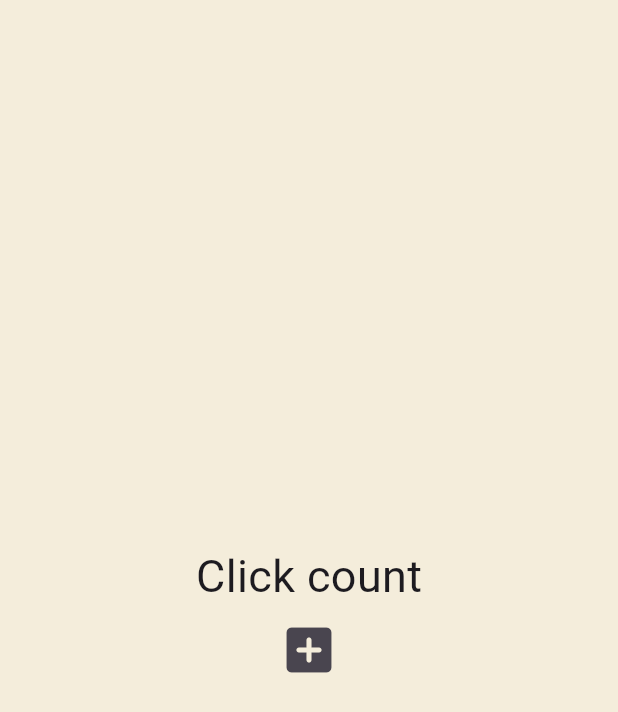
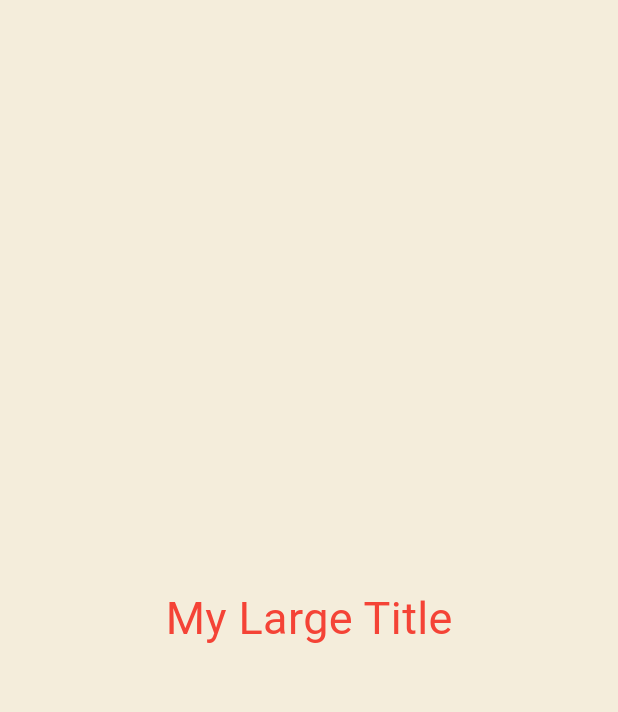
Before and after one commit to hijunglit/Hitoons, a Flutter app: the screen it shows after launch, on a phone screen of 412 x 824 dp. Shown: the top 712 px of the screen. Run offline on Flutter 3.47's test engine with Material 3 defaults, Android fonts, the phone set to English and light mode, and no system bars.

Commit message:
build context

```diff
--- a/lib/main.dart
+++ b/lib/main.dart
@@ -10,33 +10,23 @@
 }
 
 class _AppState extends State<App> {
-  List<int> numbers = [];
-
-  void onClicked() {
-    setState(() {
-      numbers.add(numbers.length);
-    });
-  }
-
   @override
   Widget build(BuildContext context) {
     return MaterialApp(
+      theme: ThemeData(
+        textTheme: TextTheme(
+          titleLarge: TextStyle(
+            color: Colors.red,
+          ),
+        ),
+      ),
       home: Scaffold(
         backgroundColor: Color(0xFFF4EDDB),
         body: Center(
           child: Column(
             mainAxisAlignment: MainAxisAlignment.center,
             children: [
-              Text(
-                'Click count',
-                style: TextStyle(fontSize: 30),
-              ),
-              for (var n in numbers) Text('$n'),
-              IconButton(
-                iconSize: 40,
-                onPressed: onClicked,
-                icon: Icon(Icons.add_box_rounded),
-              ),
+              MyLargeTitle(),
             ],
           ),
         ),
@@ -44,3 +34,20 @@
     );
   }
 }
+
+class MyLargeTitle extends StatelessWidget {
+  const MyLargeTitle({
+    super.key,
+  });
+
+  @override
+  Widget build(BuildContext context) {
+    return Text(
+      'My Large Title',
+      style: TextStyle(
+        fontSize: 30,
+        color: Theme.of(context).textTheme.titleLarge?.color,
+      ),
+    );
+  }
+}
```
